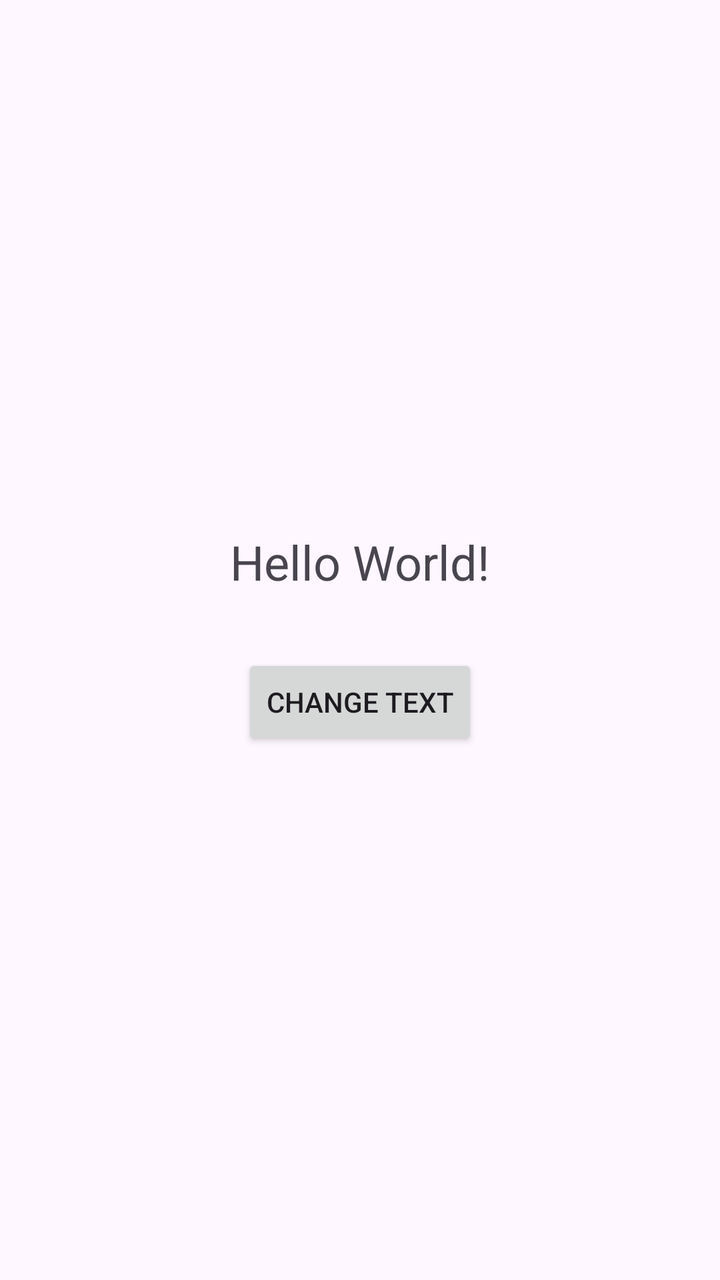
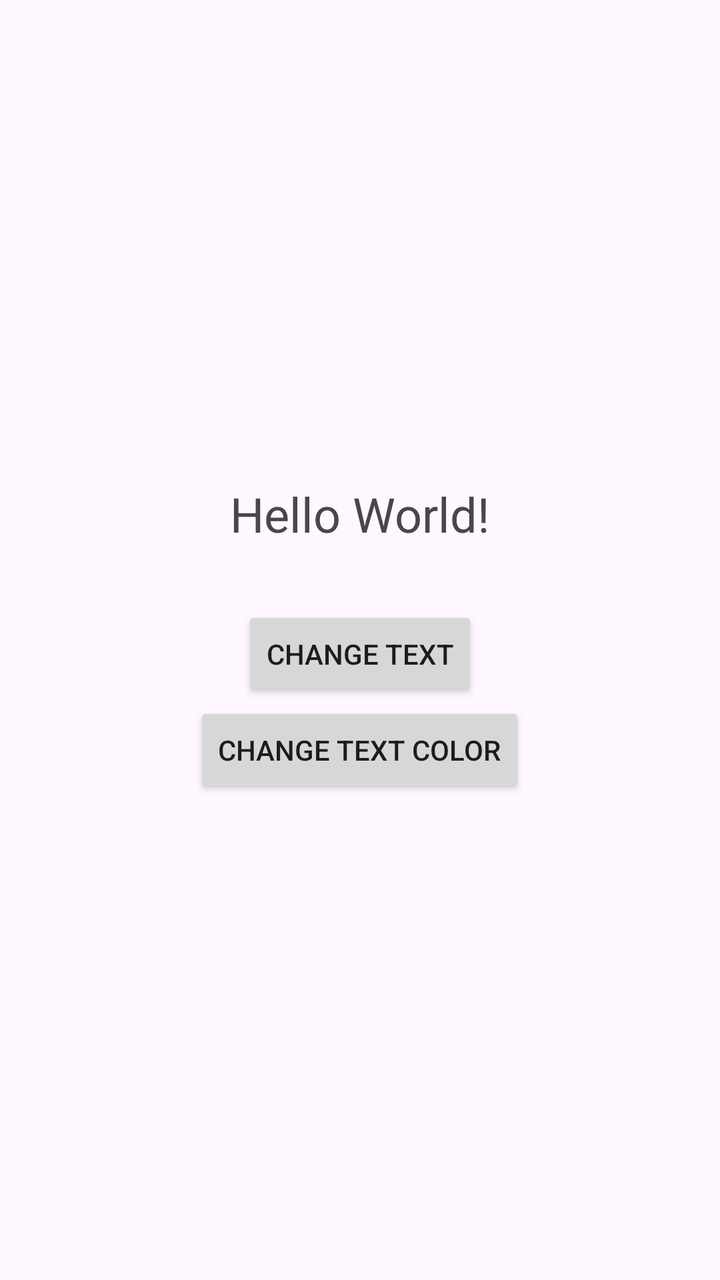

Screens rendered from an Android XML layout before and after an edit, with the pre-edit source and the edit as a unified diff.
<!-- AndroidManifest.xml: application theme Theme.Helloworldapp -->
<!-- res/layout/activity_main.xml -->
<?xml version="1.0" encoding="utf-8"?>
<LinearLayout xmlns:android="http://schemas.android.com/apk/res/android"
    android:layout_width="match_parent"
    android:layout_height="match_parent"
    android:orientation="vertical"
    android:gravity="center"
    android:padding="24dp">

    <TextView
        android:id="@+id/textView"
        android:layout_width="wrap_content"
        android:layout_height="wrap_content"
        android:text="@string/hello_world"
        android:textSize="24sp"
        android:layout_marginBottom="30dp" />

    <Button
        android:id="@+id/buttonChangeText"
        android:layout_width="wrap_content"
        android:layout_height="wrap_content"
        android:text="@string/change_text" />

</LinearLayout>
<!-- resources referenced by this layout -->
<resources>
  <string name="change_text">Change Text</string>
  <string name="hello_world">Hello World!</string>
  <style name="Theme.Helloworldapp" parent="Base.Theme.Helloworldapp" />
  <style name="Base.Theme.Helloworldapp" parent="Theme.Material3.DayNight.NoActionBar">
          
          
      </style>
</resources>

<!-- the commit's change to res/layout/activity_main.xml (unified diff, before → after) -->
@@ -19,5 +19,9 @@
         android:layout_width="wrap_content"
         android:layout_height="wrap_content"
         android:text="@string/change_text" />
-
+    <Button
+        android:id="@+id/buttonChangeTextColor"
+        android:layout_width="wrap_content"
+        android:layout_height="wrap_content"
+        android:text="@string/change_text_color" />
 </LinearLayout>
<!-- resource entries referenced after the edit -->
@@ -1,6 +1,7 @@
 <!-- resources referenced by this layout -->
 <resources>
   <string name="change_text">Change Text</string>
+  <string name="change_text_color">Change Text Color</string>
   <string name="hello_world">Hello World!</string>
   <style name="Theme.Helloworldapp" parent="Base.Theme.Helloworldapp" />
   <style name="Base.Theme.Helloworldapp" parent="Theme.Material3.DayNight.NoActionBar">
